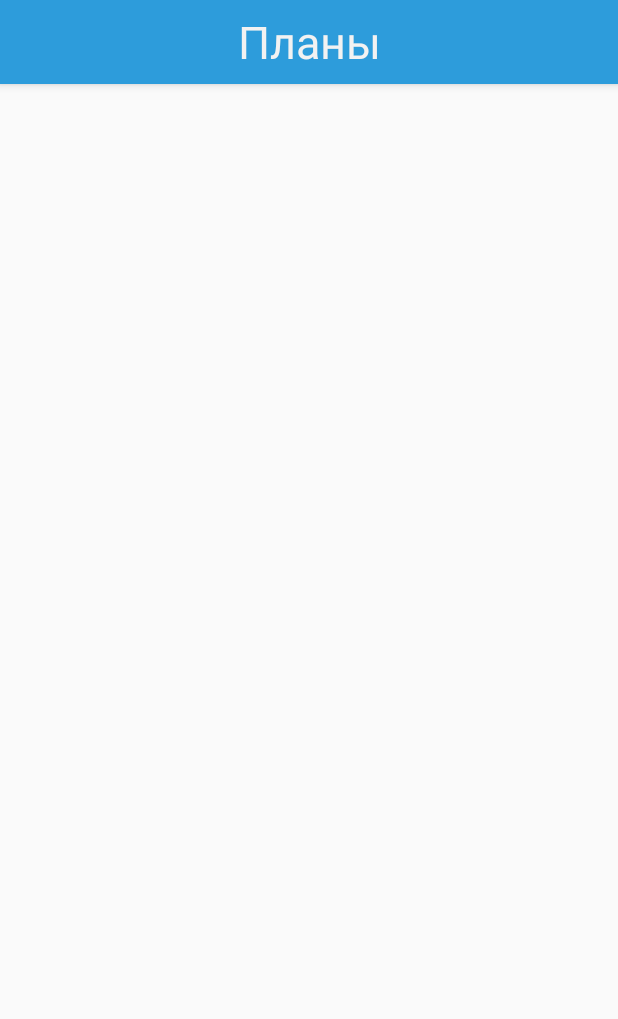
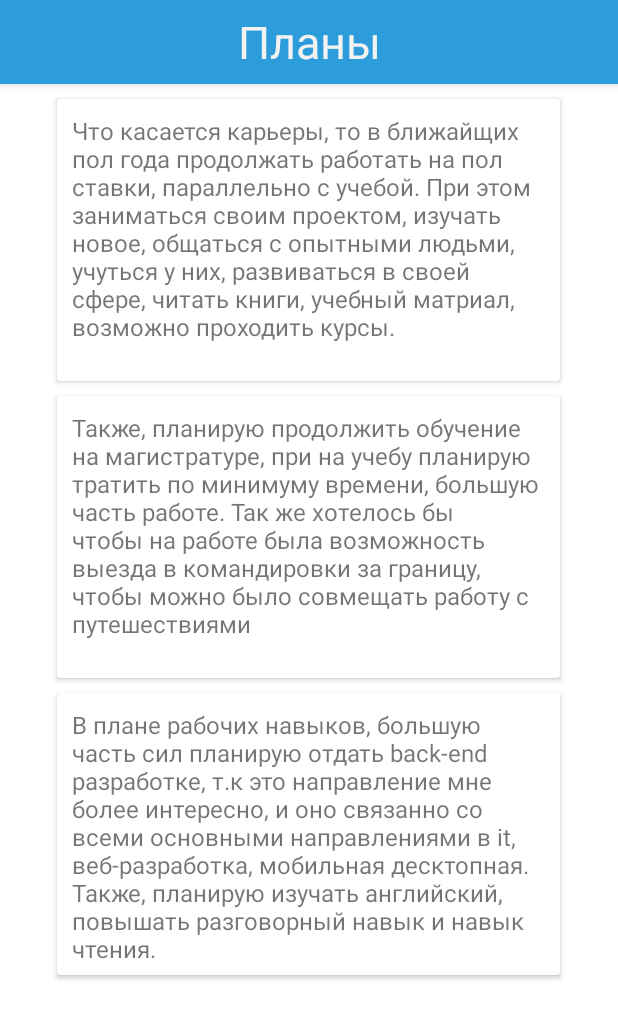
Before and after one commit to chMatvey/itmo, an Android app: the fragment PlansFragment placed in its activity, on a phone screen of 412 x 824 dp. Shown: the top 1019 px of the screen. Run offline under Robolectric (Android 15) with nearby library versions, the phone set to English and light mode, and no system bars; libraries missing offline, so code that uses them is left out: com.mikepenz.materialdrawer; 7 statements that could not run were skipped.

Commit message:
android portfolio plans

```diff
--- a/android-development/Portfolio_Chudakov/app/src/main/res/layout/fragment_plans.xml
+++ b/android-development/Portfolio_Chudakov/app/src/main/res/layout/fragment_plans.xml
@@ -1,6 +1,52 @@
 <?xml version="1.0" encoding="utf-8"?>
 <LinearLayout xmlns:android="http://schemas.android.com/apk/res/android"
-    android:orientation="vertical" android:layout_width="match_parent"
-    android:layout_height="match_parent">
+    android:layout_width="match_parent"
+    android:layout_height="match_parent"
+    android:orientation="vertical"
+    android:theme="@style/BackgroundWhite">
 
+    <androidx.cardview.widget.CardView
+        android:layout_width="335dp"
+        android:layout_height="188dp"
+        android:layout_gravity="center_horizontal"
+        android:layout_marginTop="10dp">
+
+        <TextView
+            android:layout_width="match_parent"
+            android:layout_height="match_parent"
+            android:layout_margin="10dp"
+            android:text="@string/careerPlans"
+            android:textSize="16sp" />
+
+    </androidx.cardview.widget.CardView>
+
+    <androidx.cardview.widget.CardView
+        android:layout_width="335dp"
+        android:layout_height="188dp"
+        android:layout_gravity="center_horizontal"
+        android:layout_marginTop="10dp">
+
+        <TextView
+            android:layout_width="match_parent"
+            android:layout_height="match_parent"
+            android:layout_margin="10dp"
+            android:text="@string/studyPlans"
+            android:textSize="16sp" />
+
+    </androidx.cardview.widget.CardView>
+
+    <androidx.cardview.widget.CardView
+        android:layout_width="335dp"
+        android:layout_height="188dp"
+        android:layout_gravity="center_horizontal"
+        android:layout_marginTop="10dp">
+
+        <TextView
+            android:layout_width="match_parent"
+            android:layout_height="match_parent"
+            android:layout_margin="10dp"
+            android:text="@string/skillPlans"
+            android:textSize="16sp" />
+
+    </androidx.cardview.widget.CardView>
 </LinearLayout>
--- a/android-development/Portfolio_Chudakov/app/src/main/res/values/strings.xml
+++ b/android-development/Portfolio_Chudakov/app/src/main/res/values/strings.xml
@@ -14,4 +14,7 @@
     <string name="vk">https://vk.com/id145659792</string>
     <string name="github">https://github.com/chMatvey</string>
     <string name="telegram">\@matveyChudakov</string>
+    <string name="careerPlans">Что касается карьеры, то в ближайщих пол года продолжать работать на пол ставки, параллельно с учебой. При этом заниматься своим проектом, изучать новое, общаться с опытными людьми, учуться у них, развиваться в своей сфере, читать книги, учебный матриал, возможно проходить курсы.</string>
+    <string name="studyPlans">Также, планирую продолжить обучение на магистратуре, при на учебу планирую тратить по минимуму времени, большую часть работе. Так же хотелось бы чтобы на работе была возможность выезда в командировки за границу, чтобы можно было совмещать работу с путешествиями</string>
+    <string name="skillPlans">В плане рабочих навыков, большую часть сил планирую отдать back-end разработке, т.к это направление мне более интересно, и оно связанно со всеми основными направлениями в it, веб-разработка, мобильная десктопная. Также, планирую изучать английский, повышать разговорный навык и навык чтения.</string>
 </resources>
```
